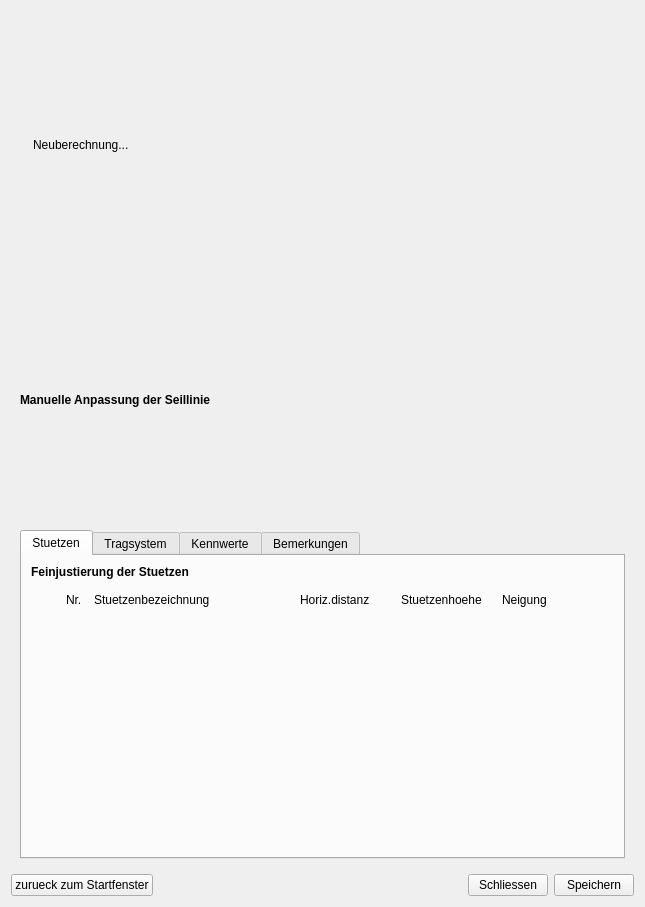
piMoll/SEILAPLAN, file gui/adjustmentDialog.ui: the form before one commit.
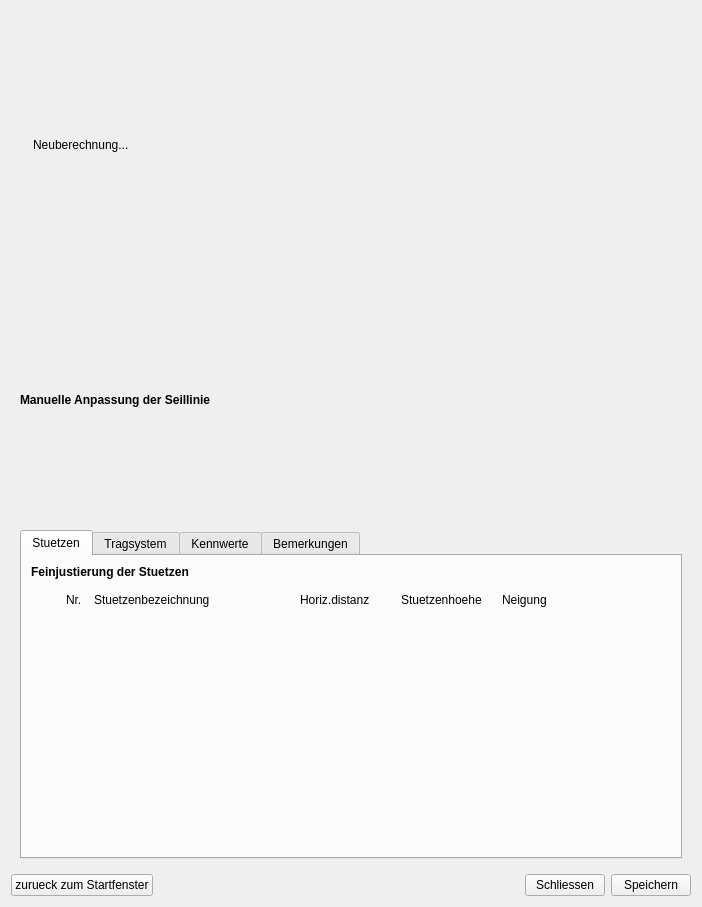
The form after the commit. Icons and pictures are not drawn.

Commit message: Make adjustment window slightly wider.

```diff
--- a/gui/adjustmentDialog.ui
+++ b/gui/adjustmentDialog.ui
@@ -6,7 +6,7 @@
    <rect>
     <x>0</x>
     <y>0</y>
-    <width>645</width>
+    <width>702</width>
     <height>907</height>
    </rect>
   </property>
@@ -43,7 +43,7 @@
        <rect>
         <x>0</x>
         <y>0</y>
-        <width>627</width>
+        <width>684</width>
         <height>856</height>
        </rect>
       </property>
```
The commit also changes 1 other file.
